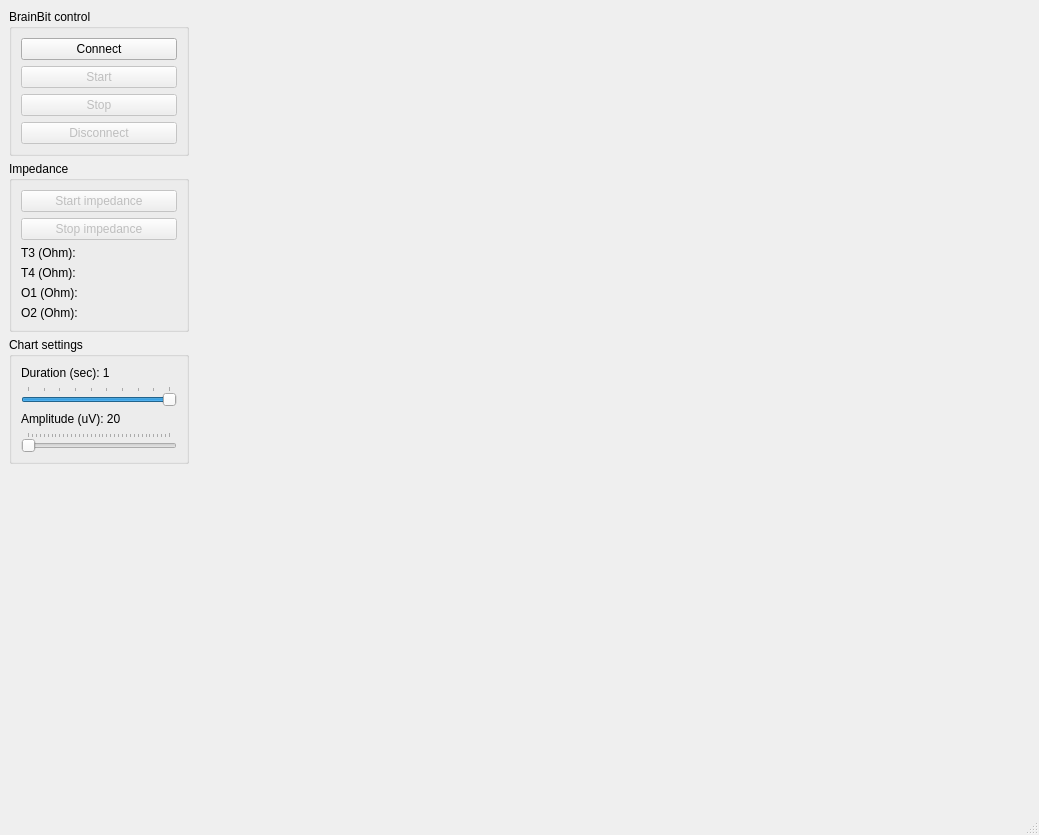
Before: the Qt Designer form UI/mainwindow.ui in ZarkSPb/BB_Python, drawn with Qt 5.
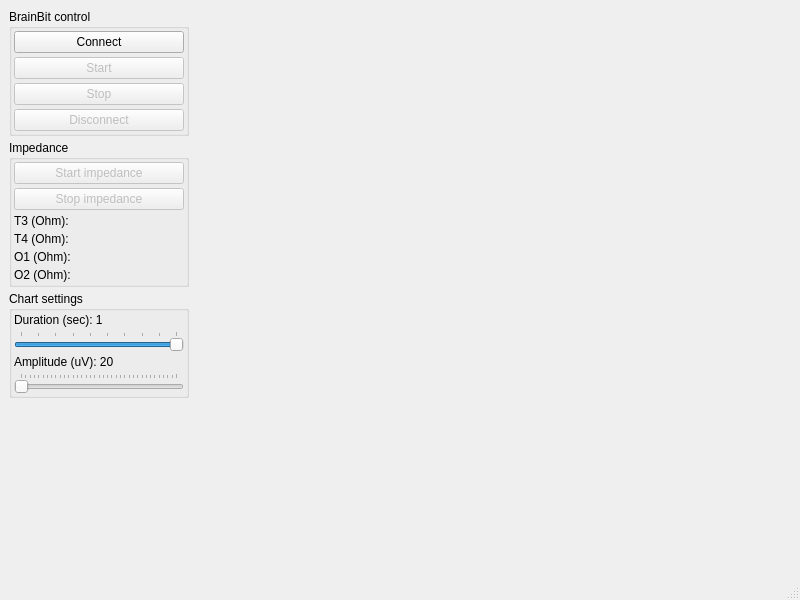
After: the same form once the commit is applied.

What changed in the file:
```diff
--- a/UI/mainwindow.ui
+++ b/UI/mainwindow.ui
@@ -6,8 +6,8 @@
    <rect>
     <x>0</x>
     <y>0</y>
-    <width>1039</width>
-    <height>835</height>
+    <width>800</width>
+    <height>600</height>
    </rect>
   </property>
   <property name="windowTitle">
@@ -31,7 +31,7 @@
       </property>
       <layout class="QVBoxLayout" name="verticalLayout">
        <property name="spacing">
-        <number>5</number>
+        <number>4</number>
        </property>
        <property name="leftMargin">
         <number>0</number>
@@ -50,7 +50,22 @@
          <property name="title">
           <string>BrainBit control</string>
          </property>
-         <layout class="QVBoxLayout" name="verticalLayout_3">
+         <layout class="QVBoxLayout" name="LayoutControl">
+          <property name="spacing">
+           <number>4</number>
+          </property>
+          <property name="leftMargin">
+           <number>2</number>
+          </property>
+          <property name="topMargin">
+           <number>2</number>
+          </property>
+          <property name="rightMargin">
+           <number>2</number>
+          </property>
+          <property name="bottomMargin">
+           <number>2</number>
+          </property>
           <item>
            <widget class="QPushButton" name="ButtonConnect">
             <property name="text">
@@ -96,7 +111,22 @@
          <property name="title">
           <string>Impedance</string>
          </property>
-         <layout class="QVBoxLayout" name="verticalLayout_4">
+         <layout class="QVBoxLayout" name="LayoutImpedance">
+          <property name="spacing">
+           <number>4</number>
+          </property>
+          <property name="leftMargin">
+           <number>2</number>
+          </property>
+          <property name="topMargin">
+           <number>2</number>
+          </property>
+          <property name="rightMargin">
+           <number>2</number>
+          </property>
+          <property name="bottomMargin">
+           <number>2</number>
+          </property>
           <item>
            <widget class="QPushButton" name="ButtonImpedanceStart">
             <property name="enabled">
@@ -153,7 +183,22 @@
          <property name="title">
           <string>Chart settings</string>
          </property>
-         <layout class="QVBoxLayout" name="verticalLayout_2">
+         <layout class="QVBoxLayout" name="LayoutChartSettings">
+          <property name="spacing">
+           <number>4</number>
+          </property>
+          <property name="leftMargin">
+           <number>2</number>
+          </property>
+          <property name="topMargin">
+           <number>2</number>
+          </property>
+          <property name="rightMargin">
+           <number>2</number>
+          </property>
+          <property name="bottomMargin">
+           <number>2</number>
+          </property>
           <item>
            <widget class="QLabel" name="LabelDuration">
             <property name="text">
```
Left out of the diff: 22 changed lines with no effect on the pictures.
